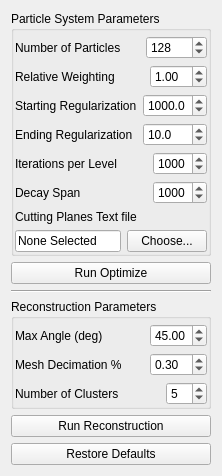
The window that src/Application/Optimize/OptimizeTool.ui (SCIInstitute/ShapeWorks) describes before a commit, drawn with Qt 5.
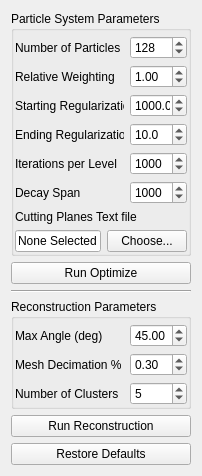
The same window after the commit.

Commit message: gui spinner sizes and tab order

Patch:
```diff
--- a/src/Application/Optimize/OptimizeTool.ui
+++ b/src/Application/Optimize/OptimizeTool.ui
@@ -10,6 +10,12 @@
     <height>458</height>
    </rect>
   </property>
+  <property name="minimumSize">
+   <size>
+    <width>122</width>
+    <height>0</height>
+   </size>
+  </property>
   <property name="windowTitle">
    <string>Form</string>
   </property>
@@ -77,6 +83,12 @@
         </item>
         <item>
          <widget class="QSpinBox" name="number_of_particles">
+          <property name="minimumSize">
+           <size>
+            <width>57</width>
+            <height>0</height>
+           </size>
+          </property>
           <property name="minimum">
            <number>1</number>
           </property>
@@ -117,6 +129,12 @@
         </item>
         <item>
          <widget class="QDoubleSpinBox" name="weight">
+          <property name="minimumSize">
+           <size>
+            <width>57</width>
+            <height>0</height>
+           </size>
+          </property>
           <property name="value">
            <double>1.000000000000000</double>
           </property>
@@ -151,6 +169,12 @@
         </item>
         <item>
          <widget class="QDoubleSpinBox" name="starting_regularization">
+          <property name="minimumSize">
+           <size>
+            <width>57</width>
+            <height>0</height>
+           </size>
+          </property>
           <property name="decimals">
            <number>1</number>
           </property>
@@ -194,6 +218,12 @@
         </item>
         <item>
          <widget class="QDoubleSpinBox" name="ending_regularization">
+          <property name="minimumSize">
+           <size>
+            <width>57</width>
+            <height>0</height>
+           </size>
+          </property>
           <property name="decimals">
            <number>1</number>
           </property>
@@ -237,6 +267,12 @@
         </item>
         <item>
          <widget class="QSpinBox" name="iterations">
+          <property name="minimumSize">
+           <size>
+            <width>57</width>
+            <height>0</height>
+           </size>
+          </property>
           <property name="minimum">
            <number>1</number>
           </property>
@@ -277,6 +313,12 @@
         </item>
         <item>
          <widget class="QSpinBox" name="decay_span">
+          <property name="minimumSize">
+           <size>
+            <width>57</width>
+            <height>0</height>
+           </size>
+          </property>
           <property name="minimum">
            <number>1</number>
           </property>
@@ -386,6 +428,12 @@
         </item>
         <item>
          <widget class="QDoubleSpinBox" name="maxAngle">
+          <property name="minimumSize">
+           <size>
+            <width>57</width>
+            <height>0</height>
+           </size>
+          </property>
           <property name="maximum">
            <double>90.000000000000000</double>
           </property>
@@ -432,6 +480,12 @@
         </item>
         <item>
          <widget class="QDoubleSpinBox" name="meshDecimation">
+          <property name="minimumSize">
+           <size>
+            <width>57</width>
+            <height>0</height>
+           </size>
+          </property>
           <property name="minimum">
            <double>0.010000000000000</double>
           </property>
@@ -469,6 +523,12 @@
         </item>
         <item>
          <widget class="QSpinBox" name="numClusters">
+          <property name="minimumSize">
+           <size>
+            <width>57</width>
+            <height>0</height>
+           </size>
+          </property>
           <property name="value">
            <number>5</number>
           </property>
```
Left out of the diff: 8 changed lines with no effect on the pictures. The commit also changes 1 other file.
